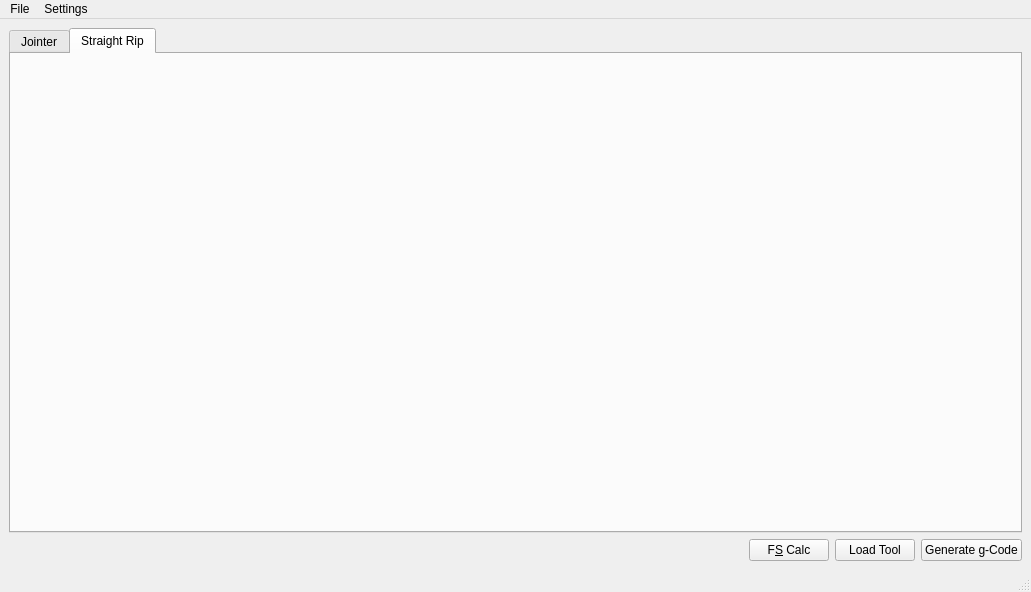
dirktheeng/CNCWoodworkingGCodeCreator, file Main.ui: the form before one commit.
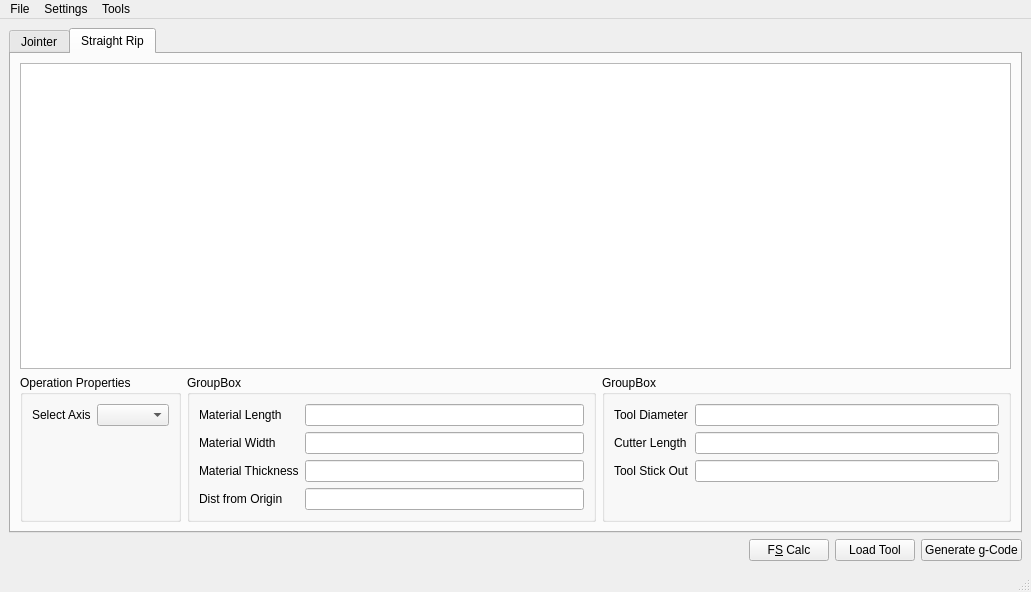
The form after the commit. The open tabs and pages were chosen to show the change.

Diff of the .ui file:
```diff
--- a/Main.ui
+++ b/Main.ui
@@ -335,6 +335,157 @@
          <attribute name="title">
           <string>Straight Rip</string>
          </attribute>
+         <layout class="QVBoxLayout" name="verticalLayout_6">
+          <item>
+           <layout class="QVBoxLayout" name="verticalLayout_5">
+            <item>
+             <widget class="QTextBrowser" name="textBrowser_StraightRip_Setup"/>
+            </item>
+            <item>
+             <layout class="QGridLayout" name="gridLayout_9">
+              <item row="1" column="1">
+               <widget class="QGroupBox" name="groupBox_5">
+                <property name="title">
+                 <string>GroupBox</string>
+                </property>
+                <layout class="QGridLayout" name="gridLayout_15">
+                 <item row="0" column="0">
+                  <layout class="QGridLayout" name="gridLayout_14">
+                   <item row="0" column="0">
+                    <layout class="QFormLayout" name="formLayout_6">
+                     <property name="fieldGrowthPolicy">
+                      <enum>QFormLayout::AllNonFixedFieldsGrow</enum>
+                     </property>
+                     <item row="0" column="0">
+                      <widget class="QLabel" name="materialLengthLabel_2">
+                       <property name="text">
+                        <string>Material Length</string>
+                       </property>
+                      </widget>
+                     </item>
+                     <item row="0" column="1">
+                      <widget class="QLineEdit" name="materialLengthLineEdit_2"/>
+                     </item>
+                     <item row="1" column="0">
+                      <widget class="QLabel" name="materialWidthLabel_2">
+                       <property name="text">
+                        <string>Material Width</string>
+                       </property>
+                      </widget>
+                     </item>
+                     <item row="1" column="1">
+                      <widget class="QLineEdit" name="materialWidthLineEdit_2"/>
+                     </item>
+                     <item row="2" column="0">
+                      <widget class="QLabel" name="materialThicknessLabel_2">
+                       <property name="text">
+                        <string>Material Thickness</string>
+                       </property>
+                      </widget>
+                     </item>
+                     <item row="2" column="1">
+                      <widget class="QLineEdit" name="materialThicknessLineEdit_2"/>
+                     </item>
+                     <item row="3" column="0">
+                      <widget class="QLabel" name="distFromOriginLabel_2">
+                       <property name="text">
+                        <string>Dist from Origin</string>
+                       </property>
+                      </widget>
+                     </item>
+                     <item row="3" column="1">
+                      <widget class="QLineEdit" name="distFromOriginLineEdit_2"/>
+                     </item>
+                    </layout>
+                   </item>
+                  </layout>
+                 </item>
+                </layout>
+               </widget>
+              </item>
+              <item row="1" column="0">
+               <layout class="QGridLayout" name="gridLayout_11">
+                <item row="0" column="0">
+                 <widget class="QGroupBox" name="groupBox_4">
+                  <property name="title">
+                   <string>Operation Properties</string>
+                  </property>
+                  <layout class="QGridLayout" name="gridLayout_13">
+                   <item row="0" column="0">
+                    <layout class="QGridLayout" name="gridLayout_12">
+                     <item row="0" column="0">
+                      <layout class="QFormLayout" name="formLayout_5">
+                       <item row="0" column="0">
+                        <widget class="QLabel" name="selectAxisLabel_2">
+                         <property name="text">
+                          <string>Select Axis</string>
+                         </property>
+                        </widget>
+                       </item>
+                       <item row="0" column="1">
+                        <widget class="QComboBox" name="comboBox_StraightRip_SelectXYAxis"/>
+                       </item>
+                      </layout>
+                     </item>
+                    </layout>
+                   </item>
+                  </layout>
+                 </widget>
+                </item>
+               </layout>
+              </item>
+              <item row="1" column="2">
+               <widget class="QGroupBox" name="groupBox_6">
+                <property name="title">
+                 <string>GroupBox</string>
+                </property>
+                <layout class="QGridLayout" name="gridLayout_17">
+                 <item row="0" column="0">
+                  <layout class="QGridLayout" name="gridLayout_16">
+                   <item row="0" column="0">
+                    <layout class="QFormLayout" name="formLayout_9">
+                     <item row="0" column="0">
+                      <widget class="QLabel" name="toolDiameterLabel_3">
+                       <property name="text">
+                        <string>Tool Diameter</string>
+                       </property>
+                      </widget>
+                     </item>
+                     <item row="0" column="1">
+                      <widget class="QLineEdit" name="toolDiameterLineEdit_3"/>
+                     </item>
+                     <item row="1" column="0">
+                      <widget class="QLabel" name="cutterLengthLabel_3">
+                       <property name="text">
+                        <string>Cutter Length</string>
+                       </property>
+                      </widget>
+                     </item>
+                     <item row="1" column="1">
+                      <widget class="QLineEdit" name="cutterLengthLineEdit_3"/>
+                     </item>
+                     <item row="2" column="0">
+                      <widget class="QLabel" name="toolStickOutLabel_3">
+                       <property name="text">
+                        <string>Tool Stick Out</string>
+                       </property>
+                      </widget>
+                     </item>
+                     <item row="2" column="1">
+                      <widget class="QLineEdit" name="toolStickOutLineEdit_3"/>
+                     </item>
+                    </layout>
+                   </item>
+                  </layout>
+                 </item>
+                </layout>
+               </widget>
+              </item>
+             </layout>
+            </item>
+           </layout>
+          </item>
+         </layout>
         </widget>
        </widget>
       </item>
@@ -406,9 +557,18 @@
     <addaction name="actionGrid"/>
     <addaction name="actionPreamble"/>
     <addaction name="actionPostamble"/>
+    <addaction name="actionDefault_GCode_Folder"/>
+   </widget>
+   <widget class="QMenu" name="menuTools">
+    <property name="title">
+     <string>Tools</string>
+    </property>
+    <addaction name="actionCalc_Work_Offset"/>
+    <addaction name="actionTool_Database"/>
    </widget>
    <addaction name="menuFile"/>
    <addaction name="menuSettings"/>
+   <addaction name="menuTools"/>
   </widget>
   <widget class="QStatusBar" name="statusbar"/>
   <action name="actionExit">
```
Left out of the diff: 17 changed lines with no effect on the pictures.
